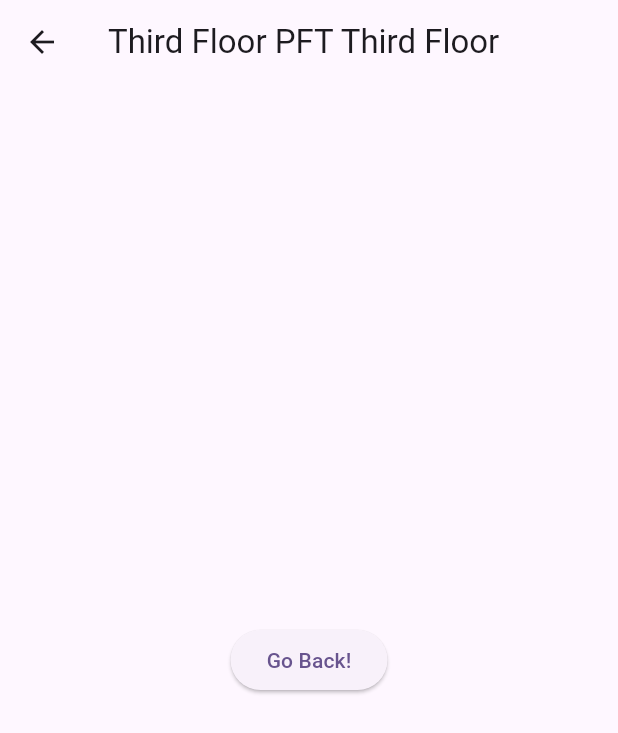
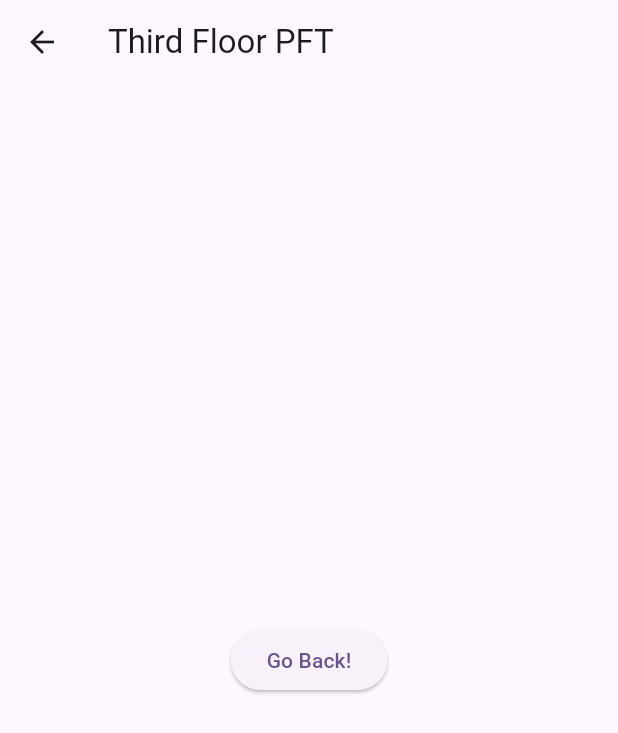
Before and after one commit to liz880/PFT_Hunt, a Flutter app: the ThirdFloor screen opened directly, on a phone screen of 412 x 824 dp. Shown: the top 733 px of the screen. Run offline on Flutter 3.47's test engine with Material 3 defaults, Android fonts, the phone set to English and light mode, and no system bars.

Commit message:
Update main.dart

```diff
--- a/pft_flutter_hunt/lib/main.dart
+++ b/pft_flutter_hunt/lib/main.dart
@@ -155,7 +155,7 @@
   @override
   Widget build(BuildContext context) {
     return Scaffold(
-      appBar: AppBar(title: const Text('Third Floor PFT Third Floor')),
+      appBar: AppBar(title: const Text('Third Floor PFT')),
       body: Center(
         child: ElevatedButton(
           onPressed: () {
```
